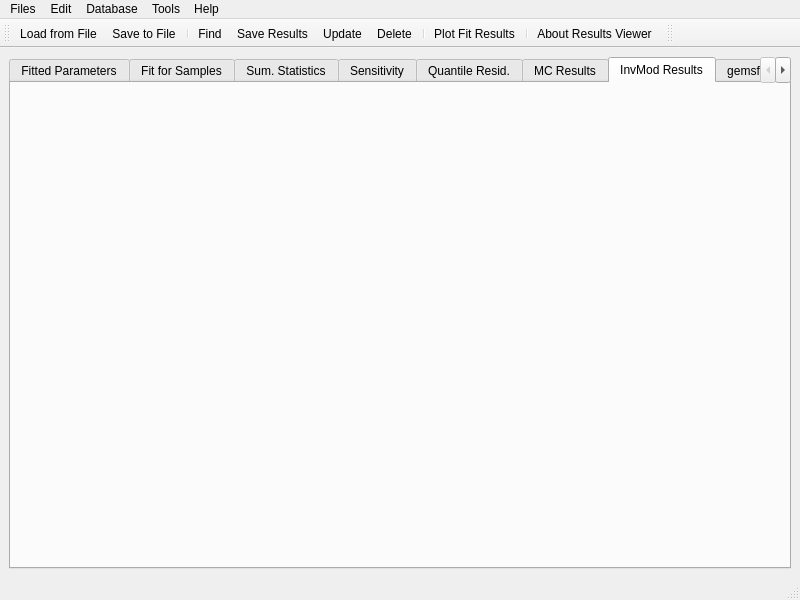
The window that gfshell2/dialogs/FitResultsWindow.ui (gemshub/gemsfits) describes before a commit, drawn with Qt 5.
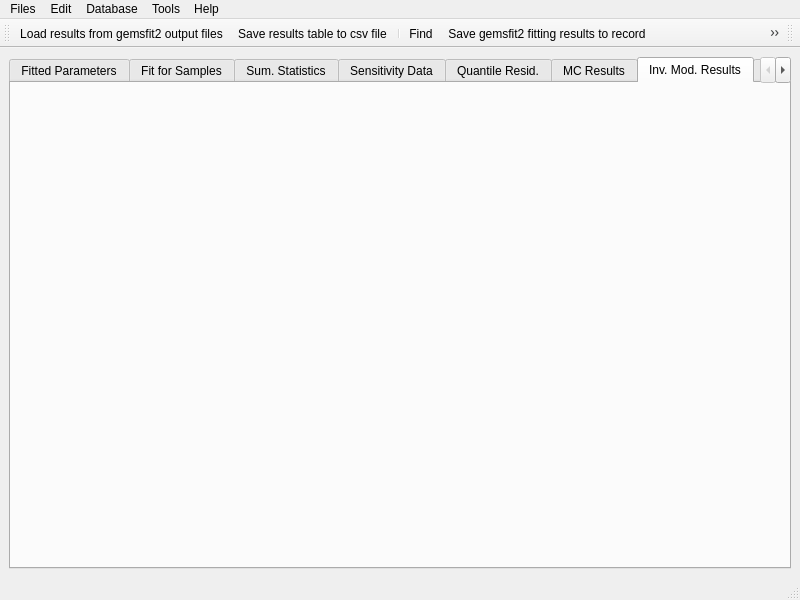
The same window after the commit. The open tabs and pages were chosen to show the change. Icons and pictures are not drawn.

Diff of the .ui file:
```diff
--- a/gfshell2/dialogs/FitResultsWindow.ui
+++ b/gfshell2/dialogs/FitResultsWindow.ui
@@ -51,7 +51,7 @@
       </widget>
       <widget class="QWidget" name="tabSensitivity">
        <attribute name="title">
-        <string>Sensitivity</string>
+        <string>Sensitivity Data</string>
        </attribute>
        <layout class="QVBoxLayout" name="verticalLayout_7"/>
       </widget>
@@ -69,7 +69,7 @@
       </widget>
       <widget class="QWidget" name="tabInverse">
        <attribute name="title">
-        <string>InvMod Results</string>
+        <string>Inv. Mod. Results</string>
        </attribute>
        <layout class="QVBoxLayout" name="verticalLayout_9"/>
       </widget>
@@ -201,7 +201,7 @@
      <normaloff>:/menu/Icons/ShowFilesIcon.png</normaloff>:/menu/Icons/ShowFilesIcon.png</iconset>
    </property>
    <property name="text">
-    <string>Load from File...</string>
+    <string>Load results from gemsfit2 output files...</string>
    </property>
   </action>
   <action name="actionSave_File">
@@ -210,7 +210,7 @@
      <normaloff>:/menu/Icons/SaveCurrentRecordIcon.png</normaloff>:/menu/Icons/SaveCurrentRecordIcon.png</iconset>
    </property>
    <property name="text">
-    <string>Save to File...</string>
+    <string>Save results table to csv file...</string>
    </property>
   </action>
   <action name="actionClose">
@@ -224,7 +224,7 @@
      <normaloff>:/menu/Icons/NewCreateRecordIcon.png</normaloff>:/menu/Icons/NewCreateRecordIcon.png</iconset>
    </property>
    <property name="text">
-    <string>&amp;Save Results</string>
+    <string>&amp;Save gemsfit2 fitting results to record</string>
    </property>
   </action>
   <action name="actionUpdate">
@@ -233,7 +233,7 @@
      <normaloff>:/menu/Icons/NewCloneRecordIcon.png</normaloff>:/menu/Icons/NewCloneRecordIcon.png</iconset>
    </property>
    <property name="text">
-    <string>&amp;Update</string>
+    <string>&amp;Update record with saved results</string>
    </property>
   </action>
   <action name="actionDelete">
@@ -242,7 +242,7 @@
      <normaloff>:/menu/Icons/DeleteCurrentRecordIcon.png</normaloff>:/menu/Icons/DeleteCurrentRecordIcon.png</iconset>
    </property>
    <property name="text">
-    <string>&amp;Delete</string>
+    <string>&amp;Delete record with saved results</string>
    </property>
   </action>
   <action name="actionExport">
@@ -266,7 +266,7 @@
      <normaloff>:/modules/Icons/RTparmModuleIcon.png</normaloff>:/modules/Icons/RTparmModuleIcon.png</iconset>
    </property>
    <property name="text">
-    <string>Plot Fit Results</string>
+    <string>Plot parameter optimization results...</string>
    </property>
   </action>
   <action name="actionAbout_Results_window">
```
Left out of the diff: 21 changed lines with no effect on the pictures.
